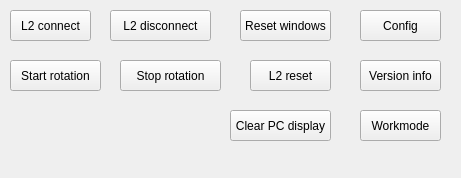
Qt form src/ControlsDock.ui (markgol/L2diagnostic) before a commit.
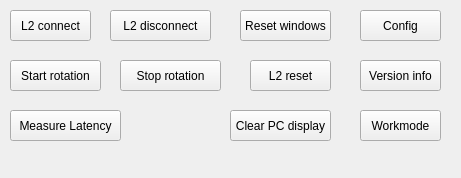
The same form after that commit.

What changed in the file:
```diff
--- a/src/ControlsDock.ui
+++ b/src/ControlsDock.ui
@@ -144,6 +144,19 @@
      <string>Clear PC display</string>
     </property>
    </widget>
+   <widget class="QPushButton" name="btnLatency">
+    <property name="geometry">
+     <rect>
+      <x>10</x>
+      <y>110</y>
+      <width>111</width>
+      <height>31</height>
+     </rect>
+    </property>
+    <property name="text">
+     <string>Measure Latency</string>
+    </property>
+   </widget>
   </widget>
  </widget>
  <resources/>
```
